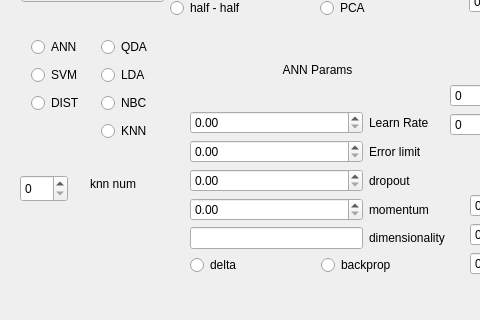
The window that net.ui (ArtfulVampire/SecondGUIrepo) describes before a commit, drawn with Qt 5; both pictures show x 0 to 480 and y 195 to 515 of the 689 by 515 pixel window.
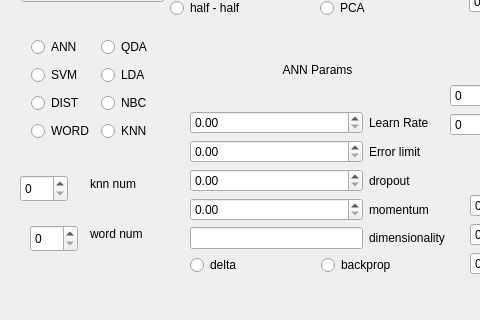
The same window after the commit.

Commit message: Word aglomerative clustering

```diff
--- a/net.ui
+++ b/net.ui
@@ -468,6 +468,13 @@
       </property>
      </widget>
     </item>
+    <item row="3" column="0">
+     <widget class="QRadioButton" name="classWORDRadioButton">
+      <property name="text">
+       <string>WORD</string>
+      </property>
+     </widget>
+    </item>
    </layout>
   </widget>
   <widget class="QSpinBox" name="knnNumOfNearSpinBox">
@@ -493,6 +500,29 @@
     <string>knn num</string>
    </property>
   </widget>
+  <widget class="QLabel" name="label_8">
+   <property name="geometry">
+    <rect>
+     <x>90</x>
+     <y>420</y>
+     <width>61</width>
+     <height>17</height>
+    </rect>
+   </property>
+   <property name="text">
+    <string>word num</string>
+   </property>
+  </widget>
+  <widget class="QSpinBox" name="wordNumOfClustSpinBox">
+   <property name="geometry">
+    <rect>
+     <x>30</x>
+     <y>420</y>
+     <width>48</width>
+     <height>27</height>
+    </rect>
+   </property>
+  </widget>
  </widget>
  <resources/>
  <connections/>
```
The commit also changes 16 other files.
